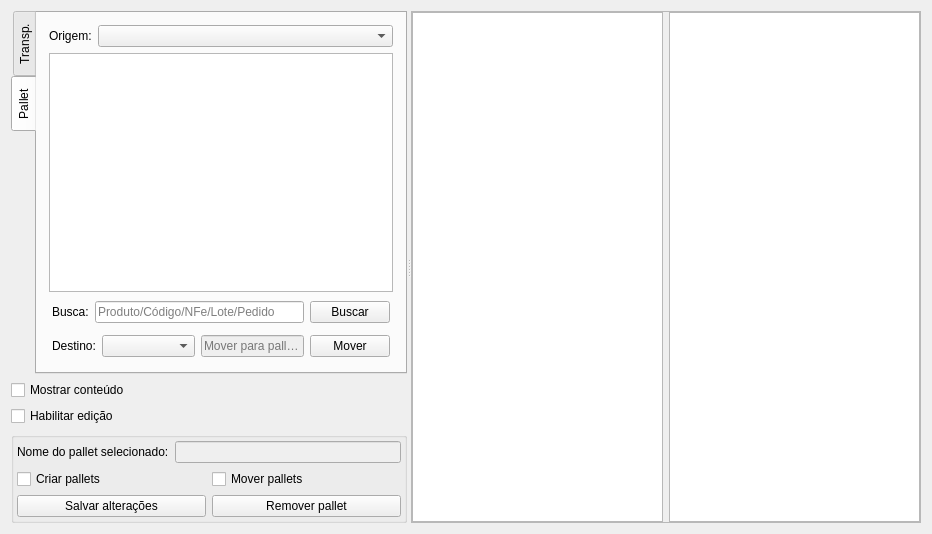
Qt form ui/widgetgalpao.ui (darktorres/ERP-STACCATO) before a commit.
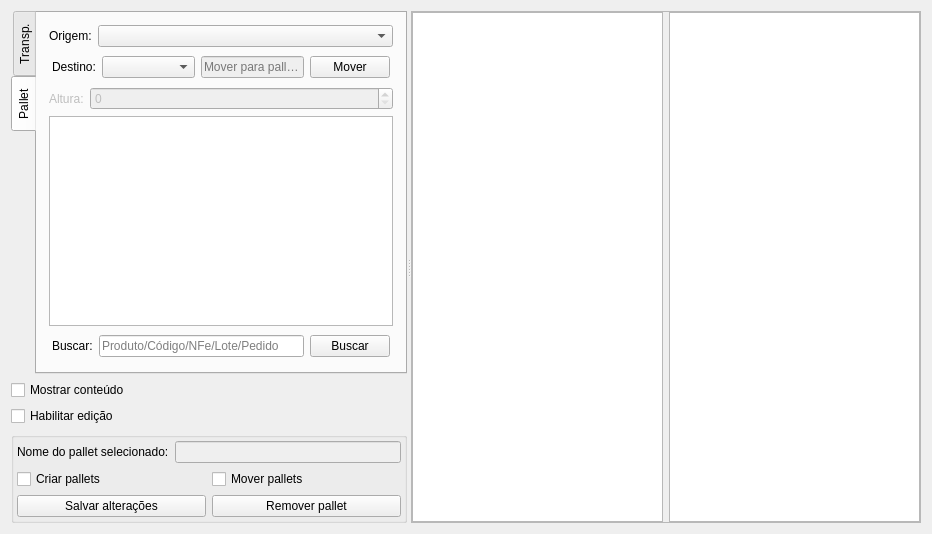
The same form after that commit. The open tabs and pages were chosen to show the change. Custom widgets are drawn as their Qt base class.

```diff
--- a/ui/widgetgalpao.ui
+++ b/ui/widgetgalpao.ui
@@ -322,6 +322,89 @@
                 </item>
                </layout>
               </item>
+              <item>
+               <layout class="QHBoxLayout" name="horizontalLayout_4">
+                <property name="leftMargin">
+                 <number>3</number>
+                </property>
+                <property name="topMargin">
+                 <number>3</number>
+                </property>
+                <property name="rightMargin">
+                 <number>3</number>
+                </property>
+                <property name="bottomMargin">
+                 <number>3</number>
+                </property>
+                <item>
+                 <widget class="QLabel" name="labelDestino">
+                  <property name="text">
+                   <string>Destino:</string>
+                  </property>
+                 </widget>
+                </item>
+                <item>
+                 <widget class="QComboBox" name="comboBoxMoverParaPallet">
+                  <property name="sizePolicy">
+                   <sizepolicy hsizetype="Expanding" vsizetype="Fixed">
+                    <horstretch>0</horstretch>
+                    <verstretch>0</verstretch>
+                   </sizepolicy>
+                  </property>
+                  <property name="placeholderText">
+                   <string>Novo pallet</string>
+                  </property>
+                 </widget>
+                </item>
+                <item>
+                 <widget class="QLineEdit" name="lineEditMoverParaPallet">
+                  <property name="enabled">
+                   <bool>false</bool>
+                  </property>
+                  <property name="placeholderText">
+                   <string>Mover para pallet...</string>
+                  </property>
+                 </widget>
+                </item>
+                <item>
+                 <widget class="QPushButton" name="pushButtonMover">
+                  <property name="text">
+                   <string>Mover</string>
+                  </property>
+                 </widget>
+                </item>
+               </layout>
+              </item>
+              <item>
+               <layout class="QHBoxLayout" name="horizontalLayout_5">
+                <item>
+                 <widget class="QLabel" name="labelAltura">
+                  <property name="enabled">
+                   <bool>false</bool>
+                  </property>
+                  <property name="sizePolicy">
+                   <sizepolicy hsizetype="Maximum" vsizetype="Preferred">
+                    <horstretch>0</horstretch>
+                    <verstretch>0</verstretch>
+                   </sizepolicy>
+                  </property>
+                  <property name="text">
+                   <string>Altura:</string>
+                  </property>
+                 </widget>
+                </item>
+                <item>
+                 <widget class="QSpinBox" name="spinBoxAltura">
+                  <property name="enabled">
+                   <bool>false</bool>
+                  </property>
+                  <property name="maximum">
+                   <number>4</number>
+                  </property>
+                 </widget>
+                </item>
+               </layout>
+              </item>
               <item>
                <widget class="TableView" name="tablePallet">
                 <property name="palette">
@@ -401,7 +484,7 @@
                    </sizepolicy>
                   </property>
                   <property name="text">
-                   <string>Busca:</string>
+                   <string>Buscar:</string>
                   </property>
                  </widget>
                 </item>
@@ -421,59 +504,6 @@
                 </item>
                </layout>
               </item>
-              <item>
-               <layout class="QHBoxLayout" name="horizontalLayout_4">
-                <property name="leftMargin">
-                 <number>3</number>
-                </property>
-                <property name="topMargin">
-                 <number>3</number>
-                </property>
-                <property name="rightMargin">
-                 <number>3</number>
-                </property>
-                <property name="bottomMargin">
-                 <number>3</number>
-                </property>
-                <item>
-                 <widget class="QLabel" name="label_5">
-                  <property name="text">
-                   <string>Destino:</string>
-                  </property>
-                 </widget>
-                </item>
-                <item>
-                 <widget class="QComboBox" name="comboBoxMoverParaPallet">
-                  <property name="sizePolicy">
-                   <sizepolicy hsizetype="Expanding" vsizetype="Fixed">
-                    <horstretch>0</horstretch>
-                    <verstretch>0</verstretch>
-                   </sizepolicy>
-                  </property>
-                  <property name="placeholderText">
-                   <string>Novo pallet</string>
-                  </property>
-                 </widget>
-                </item>
-                <item>
-                 <widget class="QLineEdit" name="lineEditMoverParaPallet">
-                  <property name="enabled">
-                   <bool>false</bool>
-                  </property>
-                  <property name="placeholderText">
-                   <string>Mover para pallet...</string>
-                  </property>
-                 </widget>
-                </item>
-                <item>
-                 <widget class="QPushButton" name="pushButtonMover">
-                  <property name="text">
-                   <string>Mover</string>
-                  </property>
-                 </widget>
-                </item>
-               </layout>
-              </item>
              </layout>
             </widget>
            </item>
```
Left out of the diff: 6 changed lines with no effect on the pictures.
